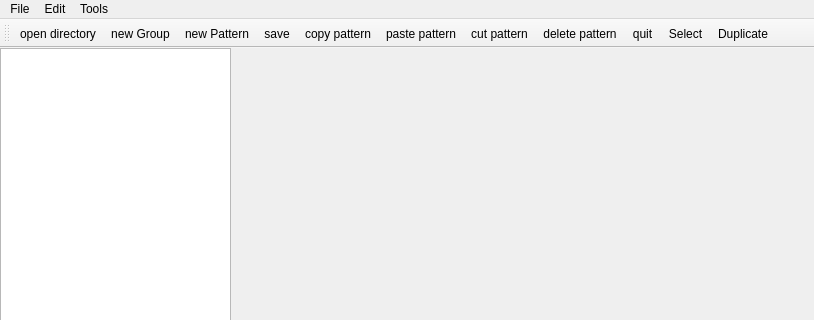
Qt form dispositif/Cubicle/mainwindow.ui (ppff/Cubicle-GUI) before a commit; both pictures show x 0 to 814 and y 0 to 320 of the 814 by 552 pixel window.
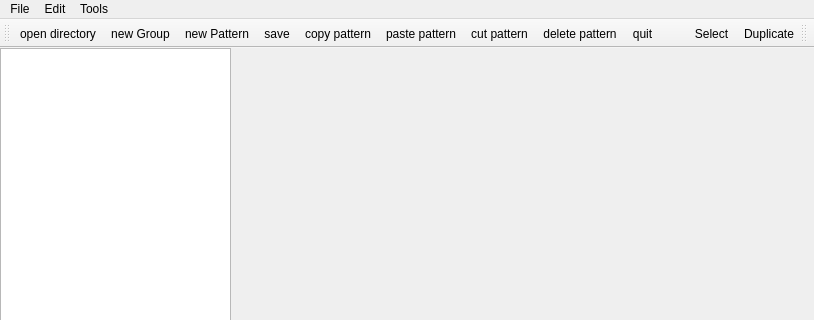
The same form after that commit. Icons and pictures are not drawn.

Diff of the .ui file:
```diff
--- a/dispositif/Cubicle/mainwindow.ui
+++ b/dispositif/Cubicle/mainwindow.ui
@@ -139,8 +139,22 @@
    <addaction name="actionCut_pattern"/>
    <addaction name="actionDelete_pattern"/>
    <addaction name="actionQuit"/>
-   <addaction name="actionSelect"/>
+  </widget>
+  <widget class="QToolBar" name="toolBar">
+   <property name="windowTitle">
+    <string>toolBar</string>
+   </property>
+   <property name="layoutDirection">
+    <enum>Qt::RightToLeft</enum>
+   </property>
+   <attribute name="toolBarArea">
+    <enum>TopToolBarArea</enum>
+   </attribute>
+   <attribute name="toolBarBreak">
+    <bool>false</bool>
+   </attribute>
    <addaction name="actionDuplicate"/>
+   <addaction name="actionSelect"/>
   </widget>
   <action name="actionNew_Group">
    <property name="icon">
```
Left out of the diff: 6 changed lines with no effect on the pictures.
